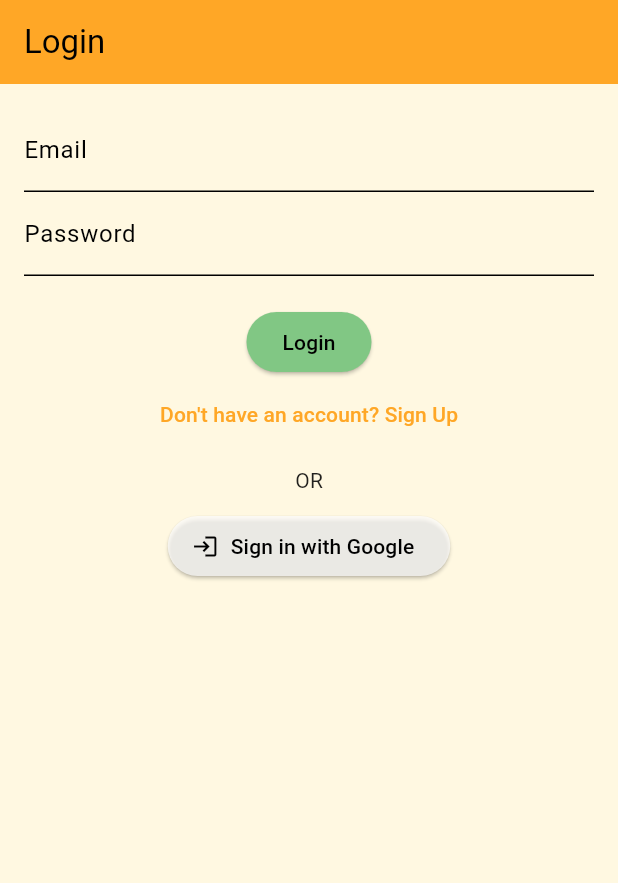
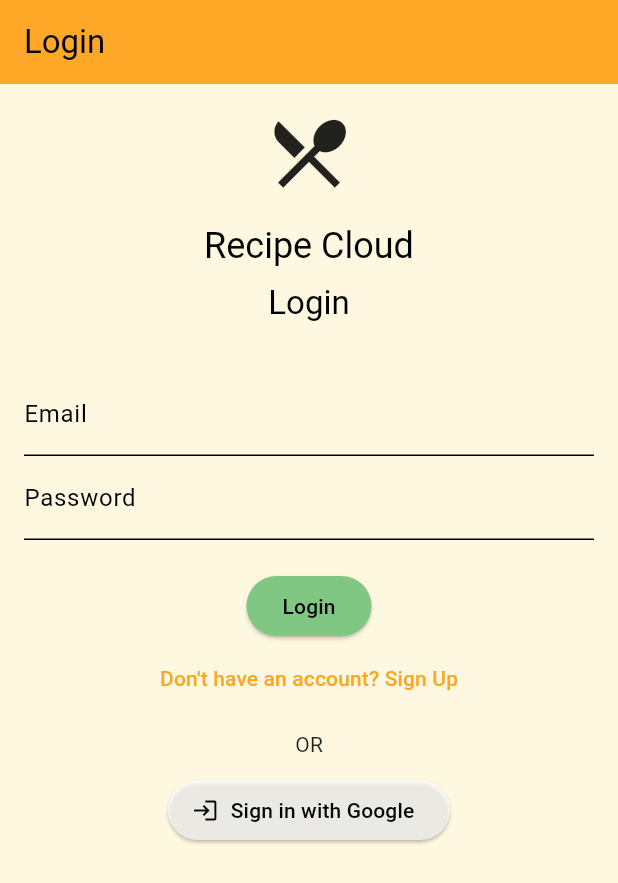
Before and after one commit to luisfelipealves/recipe_cloud_app, a Flutter app: the screen it shows after launch, on a phone screen of 412 x 824 dp. Shown: the top 883 px of the screen. Run offline on Flutter 3.47's test engine with Material 3 defaults, Android fonts, the light colour scheme and no system bars; our stand-ins replace flutter_dotenv, supabase_flutter; accounts and stored records are empty.

Commit message:
Enhance login and sign-up pages with improved UI elements, including icons and descriptive text. Update password validation logic in sign-up page to enforce stronger password requirements.

```diff
--- a/lib/features/auth/presentation/pages/login_page.dart
+++ b/lib/features/auth/presentation/pages/login_page.dart
@@ -102,6 +102,19 @@ class _LoginPageState extends State<LoginPage> {
             child: Column(
               mainAxisAlignment: MainAxisAlignment.center,
               children: <Widget>[
+                const Icon(
+                  Icons.restaurant_menu, // Ícone de chapéu de chef (ou similar)
+                  size: 60,
+                  // color: Theme.of(context).primaryColor, // Opcional: usar cor do tema
+                ),
+                const SizedBox(height: 16),
+                Text(
+                  'Recipe Cloud',
+                  style: Theme.of(context).textTheme.headlineSmall,
+                ),
+                const SizedBox(height: 8),
+                Text('Login', style: Theme.of(context).textTheme.titleLarge),
+                const SizedBox(height: 32), // Espaço antes do formulário
                 TextFormField(
                   controller: _emailController,
                   decoration: const InputDecoration(labelText: 'Email'),
@@ -113,8 +126,9 @@ class _LoginPageState extends State<LoginPage> {
                   controller: _passwordController,
                   decoration: const InputDecoration(labelText: 'Password'),
                   obscureText: true,
-                  validator: (value) =>
-                      value == null || value.isEmpty ? 'Enter password' : null,
+                  validator: (value) => value == null || value.isEmpty
+                      ? 'Enter password' // Mantém a validação simples de não vazio
+                      : null,
                 ),
                 const SizedBox(height: 20),
                 if (_isLoading)
```
Also changed, not shown: lib/features/auth/presentation/pages/signup_page.dart (+48 -4 lines).
